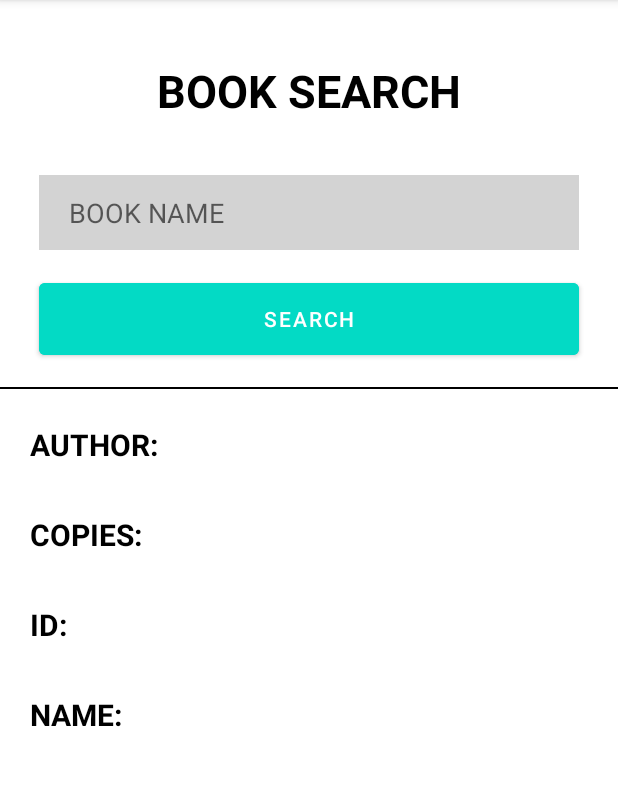
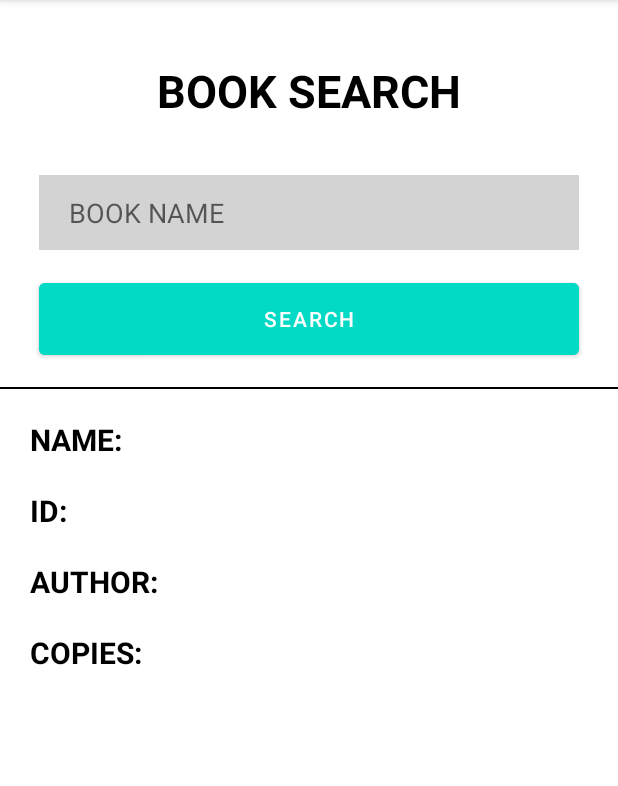
Before and after one commit to cepdnaclk/e19-co225-Library-Management-System, an Android app: the BOOK_SEARCH screen opened directly, with no data from a screen before it, on a phone screen of 412 x 824 dp, the part 84-870 px from its top. Run offline under Robolectric (Android 15) with nearby library versions, the phone set to English and light mode, and no system bars; our stand-ins replace Firebase (no records; nobody signed in at launch, a user with empty details on screens opened directly).

Commit message:
BookSearchFrontEnd Modified

```diff
--- a/app/src/main/res/drawable/input.xml
+++ /dev/null
@@ -1,24 +0,0 @@
-<!-- drawable/input.xml -->
-<vector
-    xmlns:android="http://schemas.android.com/apk/res/android"
-    xmlns:aapt="http://schemas.android.com/aapt"
-    android:width="360dp"
-    android:height="50dp"
-    android:viewportWidth="360"
-    android:viewportHeight="50"
-    >
-
-    <group>
-
-        <clip-path
-            android:pathData="M25 0H335C348.807 0 360 11.1929 360 25C360 38.8071 348.807 50 335 50H25C11.1929 50 0 38.8071 0 25C0 11.1929 11.1929 0 25 0Z"
-            />
-
-        <path
-            android:pathData="M0 0V50H360V0"
-            android:fillColor="#FFFFFF"
-            />
-
-    </group>
-
-</vector>
--- a/app/src/main/res/layout/activity_book_search.xml
+++ b/app/src/main/res/layout/activity_book_search.xml
@@ -1,11 +1,12 @@
 <?xml version="1.0" encoding="utf-8"?>
-<RelativeLayout xmlns:android="http://schemas.android.com/apk/res/android"
+<LinearLayout xmlns:android="http://schemas.android.com/apk/res/android"
     xmlns:app="http://schemas.android.com/apk/res-auto"
     xmlns:tools="http://schemas.android.com/tools"
     android:layout_width="match_parent"
     android:layout_height="match_parent"
     android:background="@color/white"
-    tools:context=".BOOK_SEARCH">
+    tools:context=".ui.books.BOOK_SEARCH"
+    android:orientation="vertical">
 
     <TextView
         android:id="@+id/textView2"
@@ -16,7 +17,7 @@
         android:textColor="@color/black"
         android:textSize="30sp"
         android:textStyle="bold"
-        android:layout_centerHorizontal="true" />
+        android:layout_gravity="center" />
 
     <EditText
         android:id="@+id/etBookName"
@@ -26,7 +27,7 @@
         android:layout_marginTop="36dp"
         android:hint="BOOK NAME"
         android:paddingLeft="20dp"
-        android:layout_centerHorizontal="true"
+        android:layout_gravity="center"
         android:textColor="@color/black"
         android:background="@color/light_gray" />
 
@@ -36,7 +37,7 @@
         android:layout_height="60dp"
         android:layout_below="@+id/etBookName"
         android:layout_marginTop="16dp"
-        android:layout_centerHorizontal="true"
+        android:layout_gravity="center"
         android:backgroundTint="@color/teal_200"
         android:text="SEARCH" />
 
@@ -47,12 +48,67 @@
         android:background="@color/black"
         android:layout_marginTop="15dp" />
 
-    <LinearLayout
+
+    <RelativeLayout
         android:layout_width="wrap_content"
         android:layout_height="wrap_content"
-        android:orientation="horizontal"
         android:layout_below="@+id/bookSearchBtn"
-        android:layout_marginTop="40dp">
+        android:layout_marginTop="20dp">
+
+        <TextView
+            android:layout_width="wrap_content"
+            android:layout_height="wrap_content"
+            android:text="NAME: "
+            android:textColor="@color/black"
+            android:layout_marginStart="20dp"
+            android:textSize="20sp"
+            android:textStyle="bold"
+            android:id="@+id/nameText"/>
+
+        <TextView
+            android:id="@+id/tvName"
+            android:layout_toRightOf="@id/nameText"
+            android:layout_width="wrap_content"
+            android:layout_height="wrap_content"
+            android:text=""
+            android:textColor="@color/black"
+            android:layout_marginStart="5dp"
+            android:textSize="20sp" />
+    </RelativeLayout>
+
+    <RelativeLayout
+        android:layout_width="wrap_content"
+        android:layout_height="wrap_content"
+        android:layout_below="@id/nameText"
+        android:layout_marginTop="20dp">
+
+        <TextView
+            android:layout_width="wrap_content"
+            android:layout_height="wrap_content"
+            android:text="ID: "
+            android:textColor="@color/black"
+            android:layout_marginStart="20dp"
+            android:textSize="20sp"
+            android:textStyle="bold"
+            android:id="@+id/idText"/>
+
+        <TextView
+            android:id="@+id/tvId"
+            android:layout_width="wrap_content"
+            android:layout_height="wrap_content"
+            android:text=""
+            android:textColor="@color/black"
+            android:layout_marginStart="5dp"
+            android:textSize="20sp"
+            android:layout_toRightOf="@id/idText"/>
+
+    </RelativeLayout>
+
+    <RelativeLayout
+        android:layout_width="wrap_content"
+        android:layout_height="wrap_content"
+        android:layout_below="@+id/nameText"
+        android:layout_marginTop="20dp">
 
         <TextView
             android:layout_width="wrap_content"
@@ -61,25 +117,27 @@
             android:textColor="@color/black"
             android:layout_marginStart="20dp"
             android:textSize="20sp"
-            android:textStyle="bold" />
+            android:textStyle="bold"
+            android:id="@+id/authorText"/>
 
         <TextView
             android:id="@+id/tvAuthor"
             android:layout_width="wrap_content"
             android:layout_height="wrap_content"
             android:text=""
+            android:layout_toRightOf="@id/authorText"
             android:textColor="@color/black"
             android:layout_marginStart="5dp"
             android:textSize="20sp" />
+    </RelativeLayout>
 
-    </LinearLayout>
 
-    <LinearLayout
+    <RelativeLayout
         android:layout_width="wrap_content"
         android:layout_height="wrap_content"
         android:orientation="horizontal"
-        android:layout_below="@+id/bookSearchBtn"
-        android:layout_marginTop="100dp">
+        android:layout_below="@+id/authorText"
+        android:layout_marginTop="20dp">
 
         <TextView
             android:layout_width="wrap_content"
@@ -89,7 +147,8 @@
             android:layout_marginStart="20dp"
             android:textSize="20sp"
             android:textStyle="bold"
-            tools:ignore="HardcodedText" />
+            tools:ignore="HardcodedText"
+            android:id="@+id/copiesText"/>
 
         <TextView
             android:id="@+id/tvCopies"
@@ -98,86 +157,12 @@
             android:text=""
             android:textColor="@color/black"
             android:layout_marginStart="5dp"
-            android:textSize="20sp" />
+            android:textSize="20sp"
+            android:layout_toRightOf="@id/copiesText"/>
 
-    </LinearLayout>
-
-    <LinearLayout
-        android:layout_width="wrap_content"
-        android:layout_height="wrap_content"
-        android:orientation="horizontal"
-        android:layout_below="@+id/bookSearchBtn"
-        android:layout_marginTop="160dp">
-
-        <TextView
-            android:layout_width="wrap_content"
-            android:layout_height="wrap_content"
-            android:text="ID: "
-            android:textColor="@color/black"
-            android:layout_marginStart="20dp"
-            android:textSize="20sp"
-            android:textStyle="bold" />
-
-        <TextView
-            android:id="@+id/tvId"
-            android:layout_width="wrap_content"
-            android:layout_height="wrap_content"
-            android:text=""
-            android:textColor="@color/black"
-            android:layout_marginStart="5dp"
-            android:textSize="20sp" />
-
-    </LinearLayout>
-
-    <LinearLayout
-        android:layout_width="wrap_content"
-        android:layout_height="wrap_content"
-        android:orientation="horizontal"
-        android:layout_below="@+id/bookSearchBtn"
-        android:layout_marginTop="220dp">
-
-        <TextView
-            android:layout_width="wrap_content"
-            android:layout_height="wrap_content"
-            android:text="NAME: "
-            android:textColor="@color/black"
-            android:layout_marginStart="20dp"
-            android:textSize="20sp"
-            android:textStyle="bold" />
-
-        <TextView
-            android:id="@+id/tvName"
-            android:layout_width="wrap_content"
-            android:layout_height="wrap_content"
-            android:text=""
-            android:textColor="@color/black"
-            android:layout_marginStart="5dp"
-            android:textSize="20sp" />
-
-    </LinearLayout>
-
-    <Button
-        android:id="@+id/ReservedNow"
-        android:layout_width="127dp"
-        android:layout_height="53dp"
-        android:background="@drawable/reserved_request_btn"
-        android:text="Reserved Now!"
-        android:visibility="invisible"
-        app:layout_constraintCircleRadius="50dp"
-        tools:layout_editor_absoluteX="142dp"
-        tools:layout_editor_absoluteY="534dp"
-        tools:ignore="MissingConstraints" />
-
-    <Button
-        android:id="@+id/RequestNow"
-        android:layout_width="124dp"
-        android:layout_height="54dp"
-        android:background="@drawable/reserved_request_btn"
-        android:text="REQUEST NOW!"
-        android:visibility="invisible"
-        tools:layout_editor_absoluteX="145dp"
-        tools:layout_editor_absoluteY="533dp"
-        tools:ignore="MissingConstraints" />
+    </RelativeLayout>
 
 
-</RelativeLayout>
+
+
+</LinearLayout>
```
